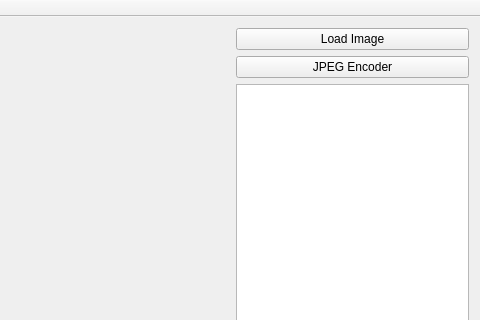
Qt form Assignment 2/Assignment 2 Code/Assignment 2 Code/Assignment2Code.ui (jingyangcarl/CSCI576) before a commit; both pictures show x 711 to 1191 and y 0 to 320 of the 1191 by 735 pixel window.
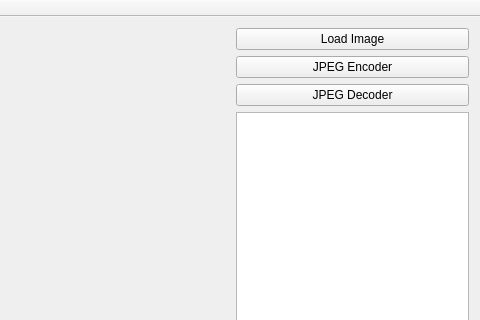
The same form after that commit.

Commit message: Add push button for JPEG decoder

Diff of the .ui file:
```diff
--- a/Assignment 2/Assignment 2 Code/Assignment 2 Code/Assignment2Code.ui
+++ b/Assignment 2/Assignment 2 Code/Assignment 2 Code/Assignment2Code.ui
@@ -31,7 +31,7 @@
     </item>
     <item row="0" column="1">
      <layout class="QGridLayout" name="gridLayout_control">
-      <item row="2" column="0">
+      <item row="3" column="0">
        <widget class="QTextBrowser" name="textBrowser_output"/>
       </item>
       <item row="0" column="0">
@@ -48,6 +48,13 @@
         </property>
        </widget>
       </item>
+      <item row="2" column="0">
+       <widget class="QPushButton" name="pushButton_jpeg_decoder">
+        <property name="text">
+         <string>JPEG Decoder</string>
+        </property>
+       </widget>
+      </item>
      </layout>
     </item>
    </layout>
```
The commit also changes 25 other files.
